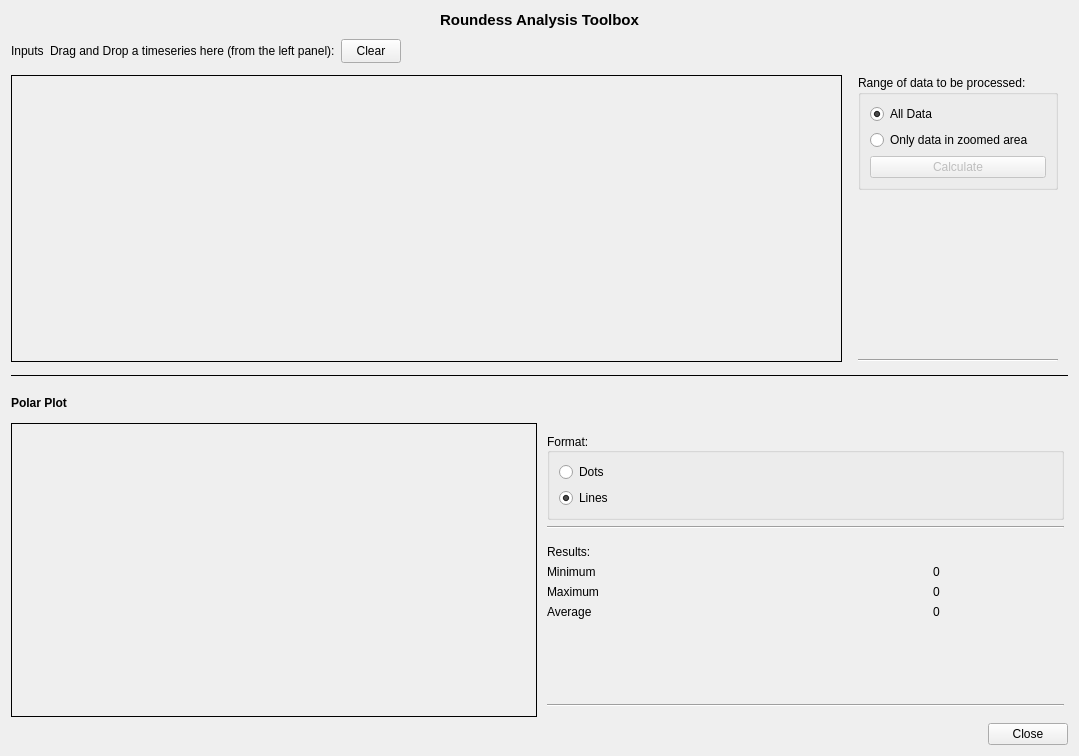
This is src/balyrond-pj-plugins/ToolboxRoundness/toolbox_roundness.ui in zdavkeos/balyrond as Qt 5 draws it before an edit. The edited form follows.
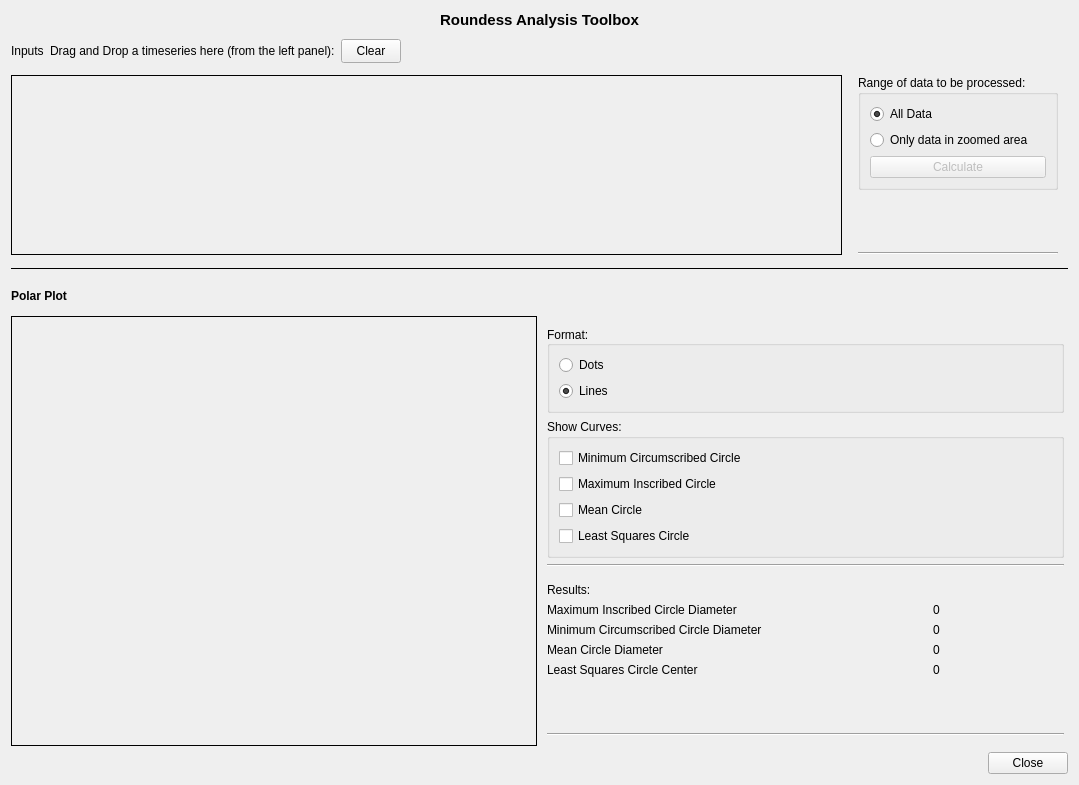
This is the edited form.

Commit message: Least Squares fit implementation

Patch:
```diff
--- a/src/balyrond-pj-plugins/ToolboxRoundness/toolbox_roundness.ui
+++ b/src/balyrond-pj-plugins/ToolboxRoundness/toolbox_roundness.ui
@@ -7,7 +7,7 @@
     <x>0</x>
     <y>0</y>
     <width>1079</width>
-    <height>756</height>
+    <height>785</height>
    </rect>
   </property>
   <property name="windowTitle">
@@ -256,7 +256,7 @@
       </widget>
      </item>
      <item>
-      <layout class="QVBoxLayout" name="verticalLayout_3" stretch="0,0,0,0">
+      <layout class="QVBoxLayout" name="verticalLayout_3" stretch="0,0,0,0,0">
        <property name="sizeConstraint">
         <enum>QLayout::SetMinimumSize</enum>
        </property>
@@ -322,6 +322,55 @@
          </layout>
         </widget>
        </item>
+       <item>
+        <widget class="QGroupBox" name="groupBox_3">
+         <property name="title">
+          <string>Show Curves:</string>
+         </property>
+         <layout class="QVBoxLayout" name="verticalLayout_7">
+          <item>
+           <widget class="QCheckBox" name="checkBox_MCC">
+            <property name="text">
+             <string>Minimum Circumscribed Circle</string>
+            </property>
+            <property name="checked">
+             <bool>false</bool>
+            </property>
+           </widget>
+          </item>
+          <item>
+           <widget class="QCheckBox" name="checkBox_MIC">
+            <property name="text">
+             <string>Maximum Inscribed Circle</string>
+            </property>
+            <property name="checked">
+             <bool>false</bool>
+            </property>
+           </widget>
+          </item>
+          <item>
+           <widget class="QCheckBox" name="checkBox_mean">
+            <property name="text">
+             <string>Mean Circle</string>
+            </property>
+            <property name="checked">
+             <bool>false</bool>
+            </property>
+           </widget>
+          </item>
+          <item>
+           <widget class="QCheckBox" name="checkBox_lsc">
+            <property name="text">
+             <string>Least Squares Circle</string>
+            </property>
+            <property name="checked">
+             <bool>false</bool>
+            </property>
+           </widget>
+          </item>
+         </layout>
+        </widget>
+       </item>
        <item>
         <widget class="Line" name="line_3">
          <property name="orientation">
@@ -355,7 +404,7 @@
            <item>
             <widget class="QLabel" name="label_8">
              <property name="text">
-              <string>Minimum</string>
+              <string>Maximum Inscribed Circle Diameter</string>
              </property>
             </widget>
            </item>
@@ -379,7 +428,7 @@
            <item>
             <widget class="QLabel" name="label_9">
              <property name="text">
-              <string>Maximum</string>
+              <string>Minimum Circumscribed Circle Diameter</string>
              </property>
             </widget>
            </item>
@@ -406,7 +455,7 @@
            <item>
             <widget class="QLabel" name="label_10">
              <property name="text">
-              <string>Average</string>
+              <string>Mean Circle Diameter</string>
              </property>
             </widget>
            </item>
@@ -422,6 +471,42 @@
            </item>
           </layout>
          </item>
+         <item>
+          <layout class="QHBoxLayout" name="horizontalLayout_8">
+           <property name="spacing">
+            <number>-1</number>
+           </property>
+           <property name="leftMargin">
+            <number>0</number>
+           </property>
+           <property name="topMargin">
+            <number>0</number>
+           </property>
+           <item>
+            <widget class="QLabel" name="label_123">
+             <property name="maximumSize">
+              <size>
+               <width>16777215</width>
+               <height>16777215</height>
+              </size>
+             </property>
+             <property name="text">
+              <string>Least Squares Circle Center</string>
+             </property>
+            </widget>
+           </item>
+           <item>
+            <widget class="QLabel" name="label_center">
+             <property name="text">
+              <string>0</string>
+             </property>
+             <property name="alignment">
+              <set>Qt::AlignCenter</set>
+             </property>
+            </widget>
+           </item>
+          </layout>
+         </item>
          <item>
           <spacer name="verticalSpacer">
            <property name="orientation">
```
The commit also changes 2 other files.
